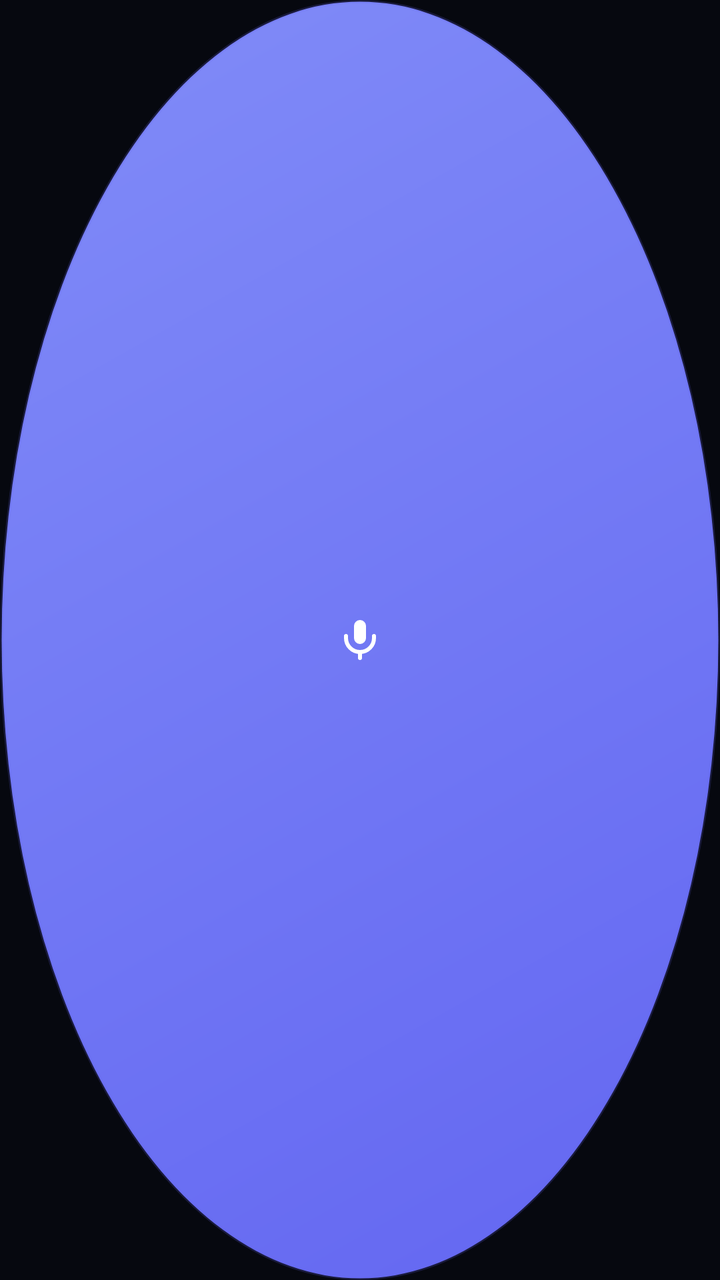
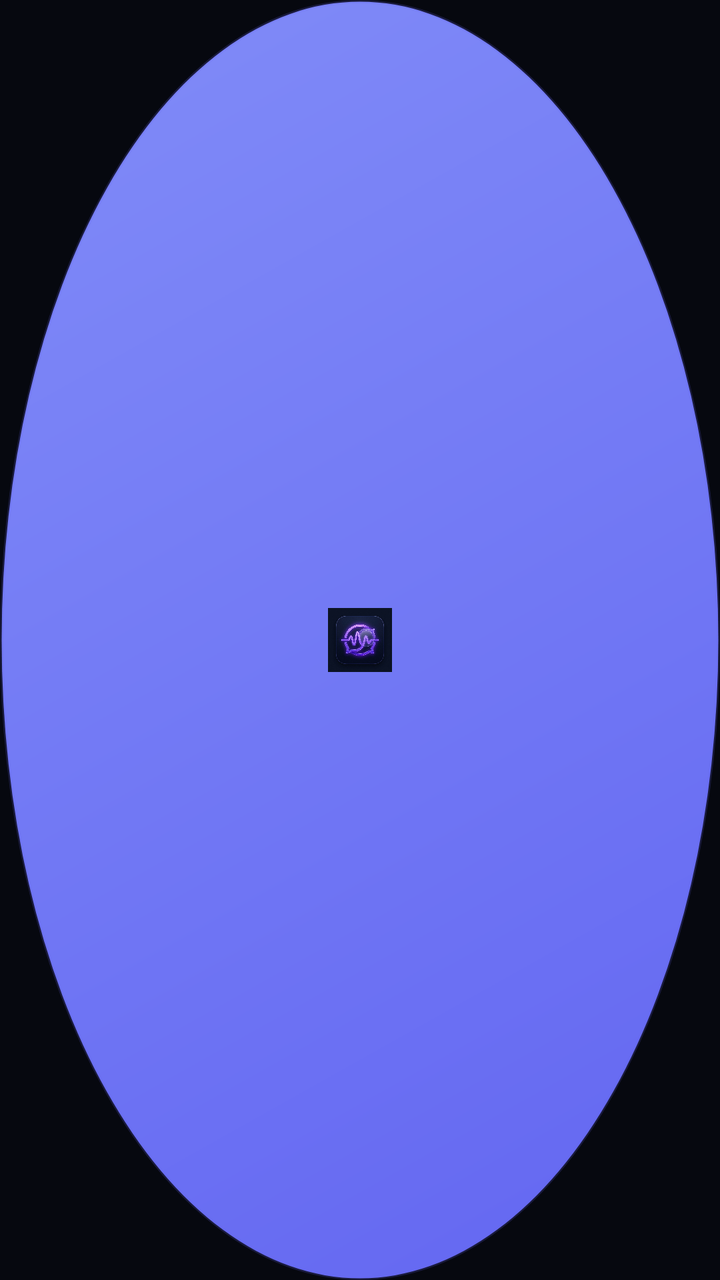

Screens rendered from an Android XML layout before and after an edit, with the pre-edit source and the edit as a unified diff.
<!-- AndroidManifest.xml: application theme Theme.RealtimeTranslator -->
<!-- res/layout/layout_floating_bubble.xml -->
<?xml version="1.0" encoding="utf-8"?>
<FrameLayout xmlns:android="http://schemas.android.com/apk/res/android"
    android:layout_width="54dp"
    android:layout_height="54dp"
    android:background="@drawable/bg_bubble"
    android:elevation="10dp">

    <ImageView
        android:layout_width="24dp"
        android:layout_height="24dp"
        android:layout_gravity="center"
        android:src="@drawable/ic_mic_vector"
        android:contentDescription="@string/app_name" />
</FrameLayout>
<!-- resources referenced by this layout -->
<resources>
  <!-- drawable bg_bubble (drawable) -->
  <?xml version="1.0" encoding="utf-8"?>
  <shape xmlns:android="http://schemas.android.com/apk/res/android"
      android:shape="oval">
      <gradient
          android:angle="135"
          android:startColor="#6366F1"
          android:endColor="#818CF8" />
      <stroke
          android:width="1.5dp"
          android:color="#336366F1" />
  </shape>
  <!-- drawable ic_mic_vector (drawable) -->
  <vector xmlns:android="http://schemas.android.com/apk/res/android"
      android:width="26dp"
      android:height="26dp"
      android:viewportWidth="24"
      android:viewportHeight="24">
      
      <path
          android:fillColor="#FFFFFF"
          android:pathData="M12,2a3,3 0 0,0 -3,3v6a3,3 0 0,0 6,0V5a3,3 0 0,0 -3,-3z" />
      
      <path
          android:strokeColor="#FFFFFF"
          android:strokeWidth="2"
          android:strokeLineCap="round"
          android:pathData="M19,10v1a7,7 0 0,1 -14,0v-1" />
      
      <path
          android:strokeColor="#FFFFFF"
          android:strokeWidth="2"
          android:strokeLineCap="round"
          android:pathData="M12,18v3" />
  </vector>
  <string name="app_name">TransLive</string>
  <style name="Theme.RealtimeTranslator" parent="Theme.Material3.Dark.NoActionBar">
          <item name="colorPrimary">#6366F1</item>
          <item name="colorPrimaryVariant">#4F46E5</item>
          <item name="colorSecondary">#818CF8</item>
          <item name="colorOnPrimary">#FFFFFF</item>
          <item name="android:statusBarColor">#06080F</item>
          <item name="android:navigationBarColor">#06080F</item>
          <item name="android:windowBackground">#06080F</item>
          
          <item name="colorControlActivated">#6366F1</item>
          
          <item name="colorControlHighlight">#266366F1</item>
      </style>
</resources>

<!-- the commit's change to res/layout/layout_floating_bubble.xml (unified diff, before → after) -->
@@ -6,9 +6,10 @@
     android:elevation="10dp">
 
     <ImageView
-        android:layout_width="24dp"
-        android:layout_height="24dp"
+        android:layout_width="32dp"
+        android:layout_height="32dp"
         android:layout_gravity="center"
-        android:src="@drawable/ic_mic_vector"
+        android:src="@drawable/ic_app_logo"
+        android:scaleType="centerCrop"
         android:contentDescription="@string/app_name" />
 </FrameLayout>
<!-- resource entries referenced after the edit -->
@@ -12,29 +12,7 @@
           android:width="1.5dp"
           android:color="#336366F1" />
   </shape>
-  <!-- drawable ic_mic_vector (drawable) -->
-  <vector xmlns:android="http://schemas.android.com/apk/res/android"
-      android:width="26dp"
-      android:height="26dp"
-      android:viewportWidth="24"
-      android:viewportHeight="24">
-      
-      <path
-          android:fillColor="#FFFFFF"
-          android:pathData="M12,2a3,3 0 0,0 -3,3v6a3,3 0 0,0 6,0V5a3,3 0 0,0 -3,-3z" />
-      
-      <path
-          android:strokeColor="#FFFFFF"
-          android:strokeWidth="2"
-          android:strokeLineCap="round"
-          android:pathData="M19,10v1a7,7 0 0,1 -14,0v-1" />
-      
-      <path
-          android:strokeColor="#FFFFFF"
-          android:strokeWidth="2"
-          android:strokeLineCap="round"
-          android:pathData="M12,18v3" />
-  </vector>
+  <!-- drawable ic_app_logo: jpg bitmap (drawable, 488700 bytes) -->
   <string name="app_name">TransLive</string>
   <style name="Theme.RealtimeTranslator" parent="Theme.Material3.Dark.NoActionBar">
           <item name="colorPrimary">#6366F1</item>
